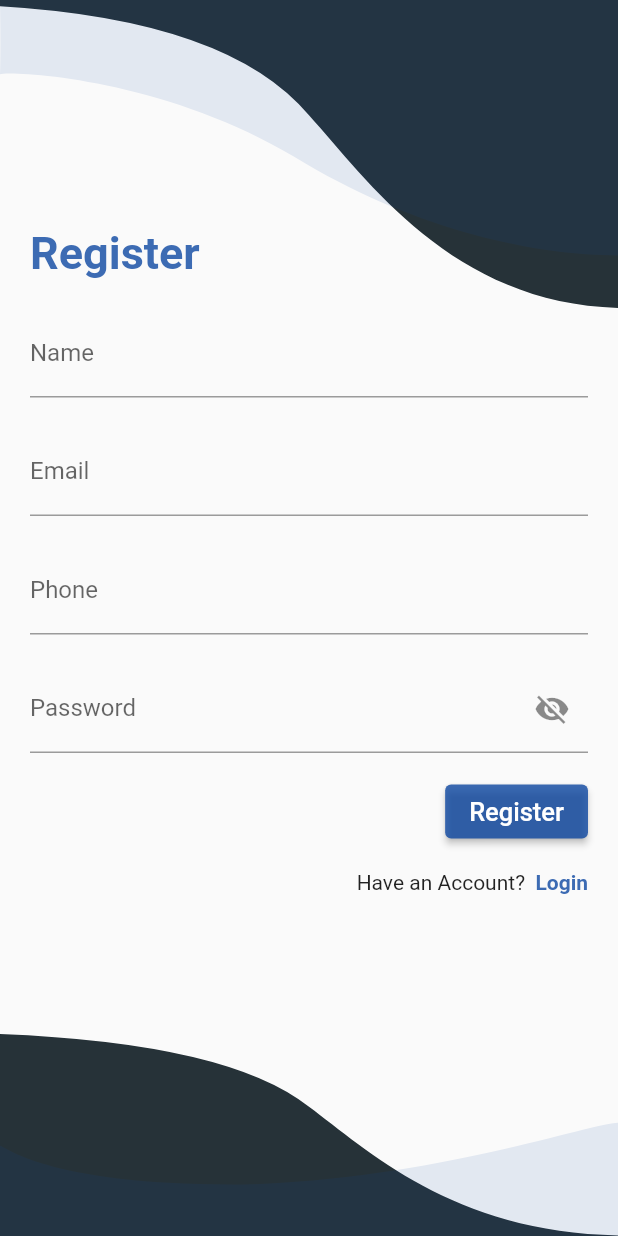
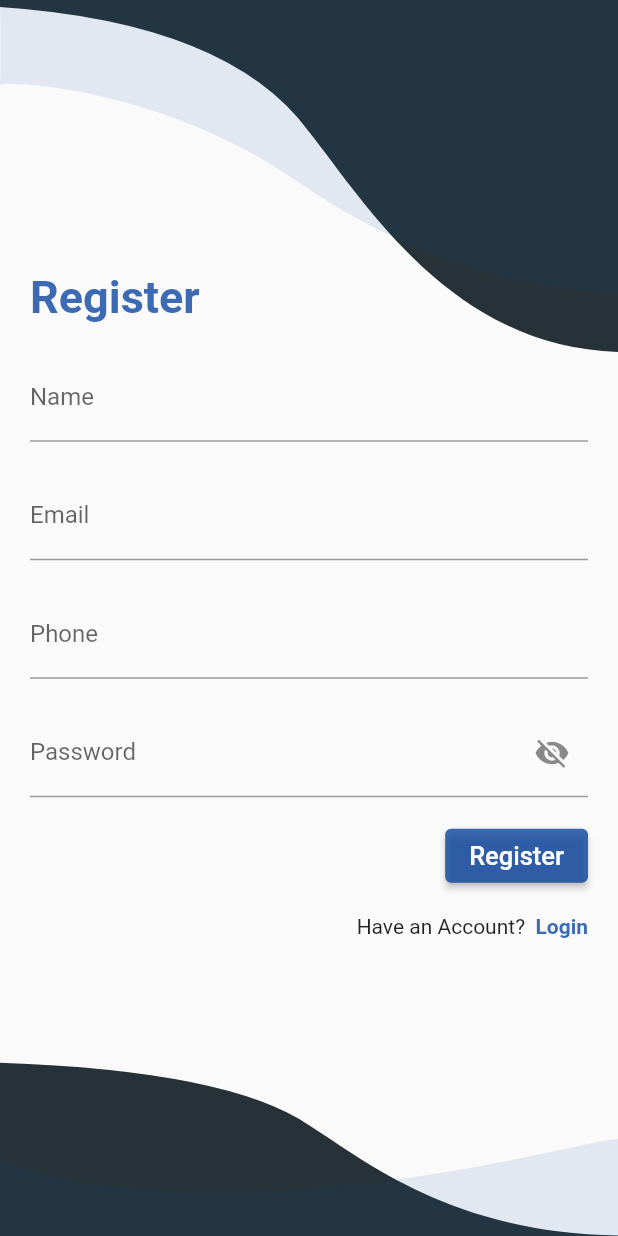
Before and after one commit to Asmaa-Zaki/Social-App, a Flutter app: the screen it shows after launch, after a tap on "Login", after a tap on "Register", on a phone screen of 412 x 824 dp. Run offline on Flutter 3.47's test engine with Material 2 defaults, Android fonts, the phone set to English and light mode, and no system bars; our stand-ins replace bloc, cloud_firestore, conditional_builder_null_safety, firebase_auth, firebase_core, firebase_storage and 3 more; accounts and stored records are empty.

Commit message:
Set curves as BG

```diff
--- /dev/null
+++ b/lib/Views/Curves/LoginAndSign/curve_background.dart
@@ -0,0 +1,24 @@
+import 'package:flutter/material.dart';
+
+import '../../../Widgets/SharedWidgets/SignAndRegisterCurves/bottom_curves.dart';
+import '../../../Widgets/SharedWidgets/SignAndRegisterCurves/top_curves.dart';
+
+class CurveBackground extends StatelessWidget {
+  final String headerText;
+
+  const CurveBackground({Key? key, required this.headerText}) : super(key: key);
+  @override
+  Widget build(BuildContext context) {
+    return Column(
+      children: [
+        Expanded(
+            flex: 2,
+            child: TopCurves(
+              headerText: headerText,
+            )),
+        const Expanded(flex: 4, child: SizedBox()),
+        const Expanded(flex: 1, child: BottomCurves())
+      ],
+    );
+  }
+}
--- a/lib/Views/SignInScreen/signin_screen.dart
+++ b/lib/Views/SignInScreen/signin_screen.dart
@@ -1,8 +1,6 @@
 import 'package:flutter/material.dart';
-import 'package:social_app/Widgets/SharedWidgets/SignAndRegisterCurves/bottom_curves.dart';
+import 'package:social_app/Views/Curves/LoginAndSign/curve_background.dart';
 import 'package:social_app/Widgets/SignInScreen/sign_in_body.dart';
-
-import '../../Widgets/SharedWidgets/SignAndRegisterCurves/top_curves.dart';
 
 class SignInScreen extends StatelessWidget {
   const SignInScreen({Key? key}) : super(key: key);
@@ -11,18 +9,31 @@ class SignInScreen extends StatelessWidget {
   Widget build(BuildContext context) {
     return Scaffold(
       resizeToAvoidBottomInset: false,
-      body: Column(
-        crossAxisAlignment: CrossAxisAlignment.start,
-        children: [
-          const Expanded(
-              flex: 3,
-              child: TopCurves(
-                headerText: 'Login',
-              )),
-          Expanded(flex: 5, child: SignInBody()),
-          const Expanded(flex: 2, child: BottomCurves())
-        ],
-      ),
+      body: Stack(children: [
+        const CurveBackground(
+          headerText: "Login",
+        ),
+        Column(
+          mainAxisAlignment: MainAxisAlignment.center,
+          children: [
+            const Expanded(flex: 4, child: SizedBox()),
+            Expanded(
+              flex: 10,
+              child: CustomScrollView(slivers: [
+                SliverFillRemaining(
+                  hasScrollBody: false,
+                  child: Column(
+                    children: [
+                      Expanded(flex: 8, child: SignInBody()),
+                      const Expanded(flex: 2, child: SizedBox())
+                    ],
+                  ),
+                )
+              ]),
+            ),
+          ],
+        ),
+      ]),
     );
   }
 }
--- a/lib/Views/SignUpScreen/signup_screen.dart
+++ b/lib/Views/SignUpScreen/signup_screen.dart
@@ -1,7 +1,7 @@
 import 'package:flutter/material.dart';
-import 'package:social_app/Widgets/SharedWidgets/SignAndRegisterCurves/bottom_curves.dart';
-import 'package:social_app/Widgets/SharedWidgets/SignAndRegisterCurves/top_curves.dart';
 import 'package:social_app/Widgets/SignUpScreen/sign_up_body.dart';
+
+import '../Curves/LoginAndSign/curve_background.dart';
 
 class SignUpScreen extends StatelessWidget {
   const SignUpScreen({Key? key}) : super(key: key);
@@ -10,18 +10,32 @@ class SignUpScreen extends StatelessWidget {
   Widget build(BuildContext context) {
     return Scaffold(
       resizeToAvoidBottomInset: false,
-      body: Column(
-        crossAxisAlignment: CrossAxisAlignment.start,
-        children: [
+      body: Stack(children: [
+        const CurveBackground(
+          headerText: 'Register',
+        ),
+        Column(children: [
           const Expanded(
-              flex: 3,
-              child: TopCurves(
-                headerText: 'Register',
-              )),
-          Expanded(flex: 7, child: SignUpBody()),
-          const Expanded(flex: 2, child: BottomCurves())
-        ],
-      ),
+            flex: 4,
+            child: SizedBox(),
+          ),
+          Expanded(
+            flex: 10,
+            child: CustomScrollView(
+              slivers: [
+                SliverFillRemaining(
+                    hasScrollBody: false,
+                    child: Column(
+                      children: [
+                        Expanded(flex: 8, child: SignUpBody()),
+                        const Expanded(flex: 2, child: SizedBox())
+                      ],
+                    )),
+              ],
+            ),
+          ),
+        ])
+      ]),
     );
   }
 }
--- a/lib/Widgets/SignInScreen/sign_in_body.dart
+++ b/lib/Widgets/SignInScreen/sign_in_body.dart
@@ -17,7 +17,6 @@ class SignInBody extends StatelessWidget {
         key: loginKey,
         child: SingleChildScrollView(
           child: Column(
-            mainAxisAlignment: MainAxisAlignment.spaceEvenly,
             children: [
               SignInInputFields(
                   emailController: emailController,
--- a/lib/Widgets/SignUpScreen/sign_up_action.dart
+++ b/lib/Widgets/SignUpScreen/sign_up_action.dart
@@ -52,8 +52,10 @@ class SignUpActions extends StatelessWidget {
                             phone: phoneController.text);
                       }
                     },
-                    child: const Text("Register",
-                      style: TextStyle(fontSize: 17),));
+                    child: const Text(
+                      "Register",
+                      style: TextStyle(fontSize: 17),
+                    ));
               },
               fallback: (BuildContext context) {
                 return const CircularProgressIndicator();
--- a/lib/Widgets/SignUpScreen/sign_up_body.dart
+++ b/lib/Widgets/SignUpScreen/sign_up_body.dart
@@ -16,7 +16,6 @@ class SignUpBody extends StatelessWidget {
     GlobalKey<FormState> signUpKey = GlobalKey<FormState>();
     return Form(
       key: signUpKey,
-      child: SingleChildScrollView(
       child: Column(
         children: [
           SignUpInputFields(
@@ -32,7 +31,6 @@ class SignUpBody extends StatelessWidget {
               signUpKey: signUpKey),
         ],
       ),
-      ),
     );
   }
 }
--- a/lib/main.dart
+++ b/lib/main.dart
@@ -30,8 +30,6 @@ class MyApp extends StatelessWidget {
   @override
   Widget build(BuildContext context) {
     late Widget currentWidget;
-    print('uId');
-    print(uId);
     if (uId == null) {
       currentWidget = const SignInScreen();
     } else {
```
Lines whose indentation alone changed are shown as unchanged.
